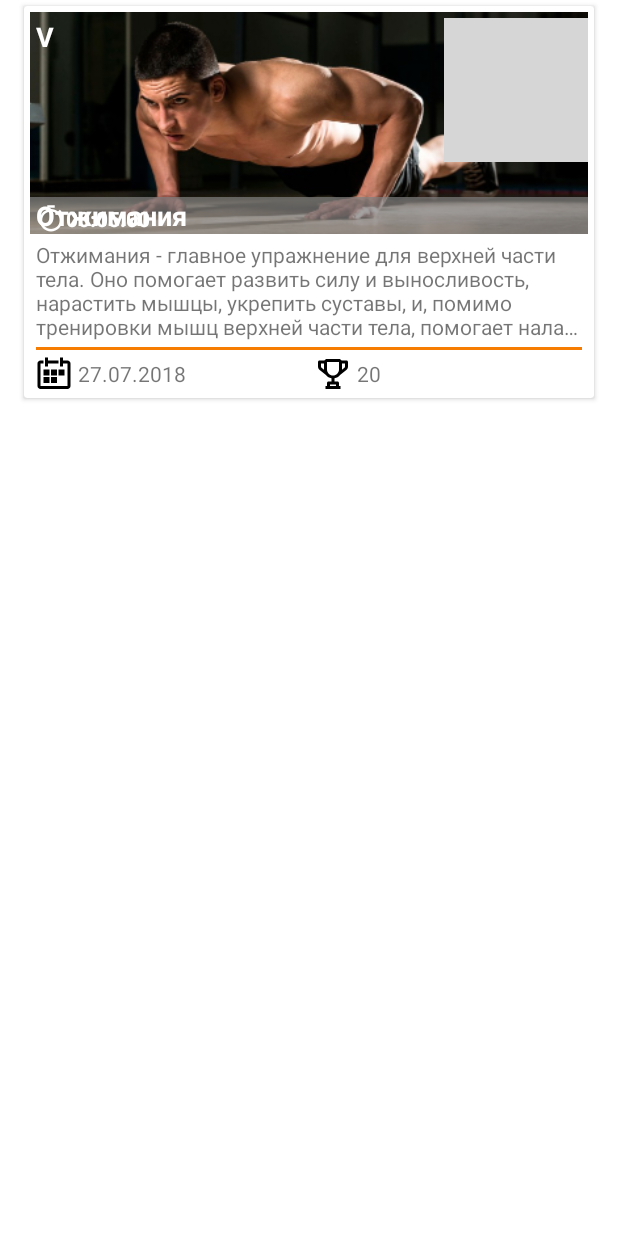
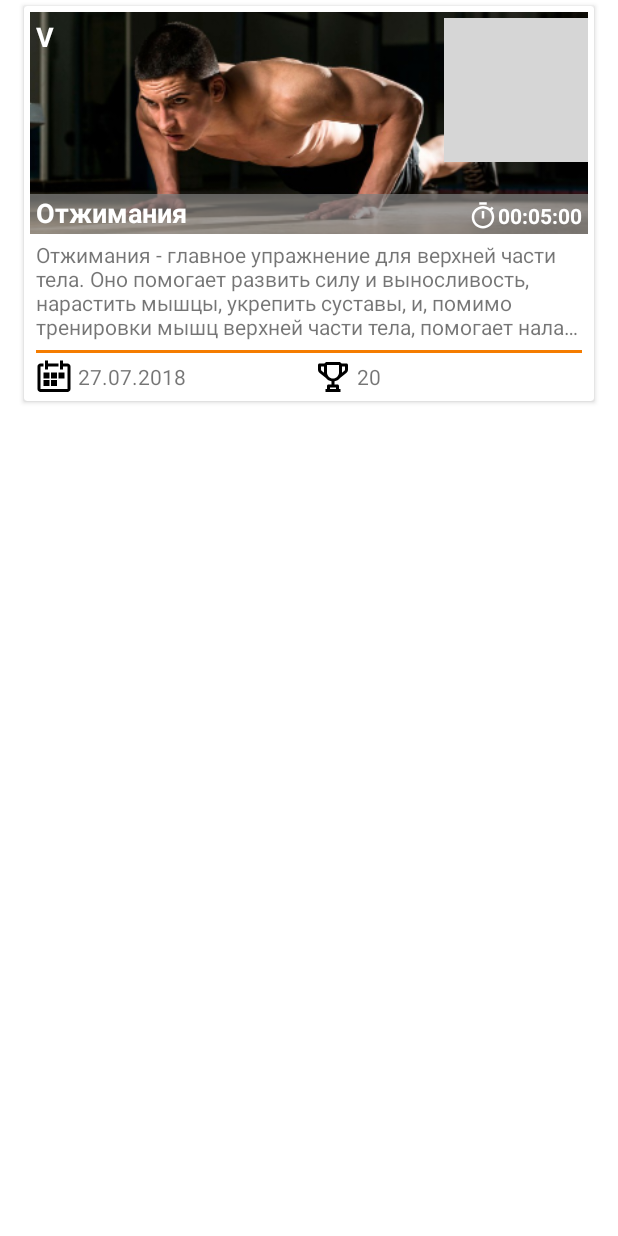
Before and after one commit to AlexPichGH/JulyWorkout, an Android app: the layout list_item.xml on its own in the app's theme, with its tools: preview values and no code run, on a phone screen of 412 x 824 dp. Run offline under Robolectric (Android 15) with nearby library versions, the phone set to English and light mode, and no system bars; grey boxes are pictures that could not be loaded.

Commit message:
скорректировал стиль ListItemTextViewStyle

```diff
--- a/app/src/main/res/values/styles.xml
+++ b/app/src/main/res/values/styles.xml
@@ -26,7 +26,7 @@
         <item name="android:ellipsize">end</item>
         <item name="android:paddingLeft">@dimen/padding_4dp</item>
         <item name="android:paddingRight">@dimen/padding_4dp</item>
-        <item name="android:layout_alignParentLeft">true</item>
+        <item name="android:paddingBottom">@dimen/padding_2dp</item>
     </style>
 
     <style name="WorkoutDetailTextView">
```
